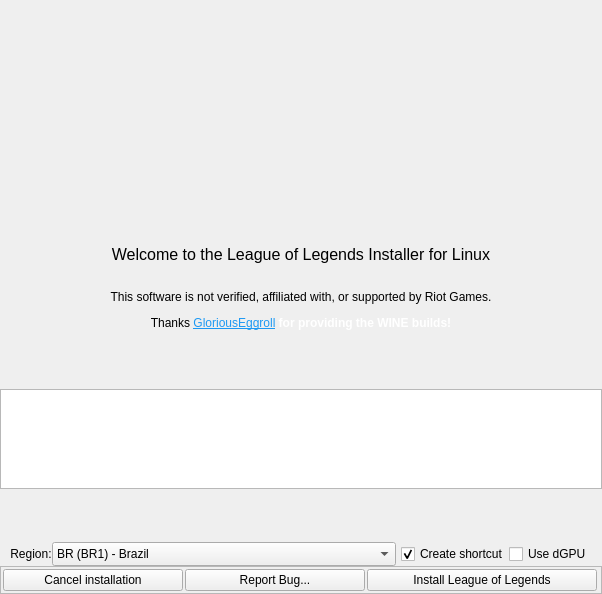
Qt form python_src/ui/installer.ui (polkaulfield/lol-for-linux-installer) before a commit.
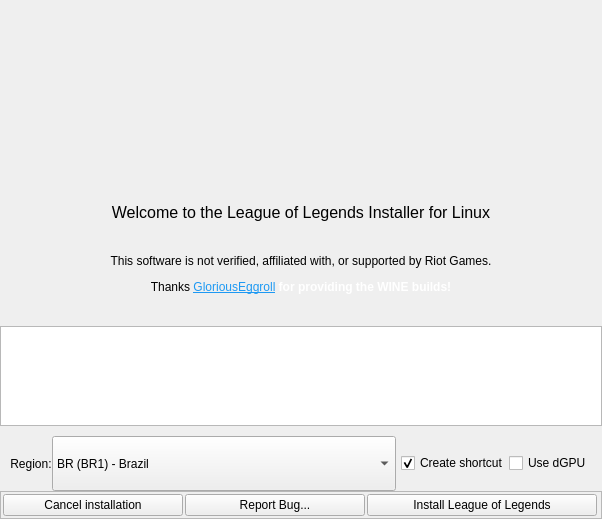
The same form after that commit. Icons and pictures are not drawn.

Commit message: [Python] Fix UI spacing

The edit to the form file:
```diff
--- a/python_src/ui/installer.ui
+++ b/python_src/ui/installer.ui
@@ -10,7 +10,7 @@
     <x>0</x>
     <y>0</y>
     <width>602</width>
-    <height>594</height>
+    <height>519</height>
    </rect>
   </property>
   <property name="sizePolicy">
@@ -179,10 +179,13 @@
            <property name="orientation">
             <enum>Qt::Vertical</enum>
            </property>
+           <property name="sizeType">
+            <enum>QSizePolicy::Fixed</enum>
+           </property>
            <property name="sizeHint" stdset="0">
             <size>
              <width>20</width>
-             <height>40</height>
+             <height>10</height>
             </size>
            </property>
           </spacer>
@@ -213,7 +216,7 @@
            <property name="sizeHint" stdset="0">
             <size>
              <width>10</width>
-             <height>20</height>
+             <height>10</height>
             </size>
            </property>
           </spacer>
@@ -257,10 +260,13 @@
            <property name="orientation">
             <enum>Qt::Vertical</enum>
            </property>
+           <property name="sizeType">
+            <enum>QSizePolicy::Fixed</enum>
+           </property>
            <property name="sizeHint" stdset="0">
             <size>
-             <width>20</width>
-             <height>40</height>
+             <width>10</width>
+             <height>10</height>
             </size>
            </property>
           </spacer>
@@ -283,10 +289,13 @@
            <property name="orientation">
             <enum>Qt::Vertical</enum>
            </property>
+           <property name="sizeType">
+            <enum>QSizePolicy::Fixed</enum>
+           </property>
            <property name="sizeHint" stdset="0">
             <size>
-             <width>20</width>
-             <height>40</height>
+             <width>10</width>
+             <height>10</height>
             </size>
            </property>
           </spacer>
```
